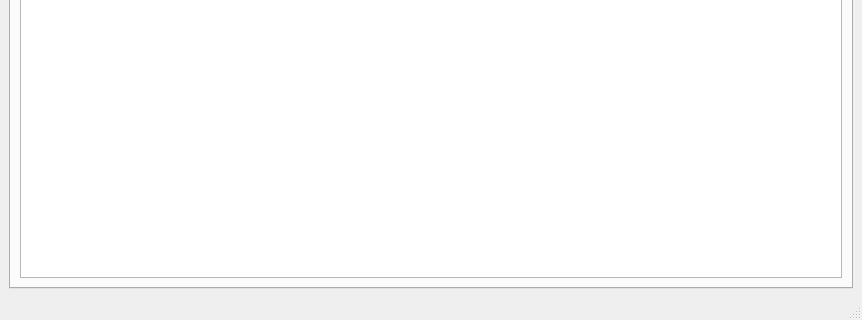
Old version of the form src/ui/mainwindow.ui in the repository Hryapusek/medical-program; both pictures show x 0 to 862 and y 326 to 646 of the 862 by 646 pixel window.
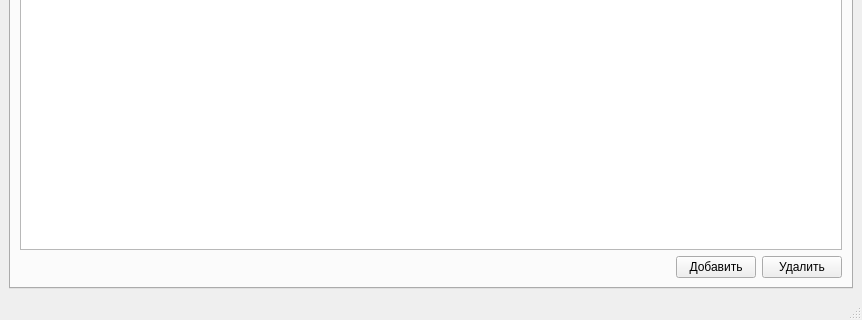
New version of the form.

What changed in the file:
```diff
--- a/src/ui/mainwindow.ui
+++ b/src/ui/mainwindow.ui
@@ -14,7 +14,7 @@
    <string>MainWindow</string>
   </property>
   <widget class="QWidget" name="centralwidget">
-   <layout class="QVBoxLayout" name="verticalLayout">
+   <layout class="QHBoxLayout" name="horizontalLayout_2">
     <item>
      <widget class="QTabWidget" name="appointmentsTable">
       <property name="currentIndex">
@@ -24,10 +24,41 @@
        <attribute name="title">
         <string>Пациенты</string>
        </attribute>
-       <layout class="QHBoxLayout" name="horizontalLayout_3">
+       <layout class="QVBoxLayout" name="verticalLayout">
         <item>
          <widget class="QTableView" name="patientsTable"/>
         </item>
+        <item>
+         <layout class="QHBoxLayout" name="horizontalLayout_3">
+          <item>
+           <spacer name="horizontalSpacer">
+            <property name="orientation">
+             <enum>Qt::Horizontal</enum>
+            </property>
+            <property name="sizeHint" stdset="0">
+             <size>
+              <width>40</width>
+              <height>20</height>
+             </size>
+            </property>
+           </spacer>
+          </item>
+          <item>
+           <widget class="QPushButton" name="addPatientBtn">
+            <property name="text">
+             <string>Добавить</string>
+            </property>
+           </widget>
+          </item>
+          <item>
+           <widget class="QPushButton" name="deletePatientBtn">
+            <property name="text">
+             <string>Удалить</string>
+            </property>
+           </widget>
+          </item>
+         </layout>
+        </item>
        </layout>
       </widget>
       <widget class="QWidget" name="doctors">
```
